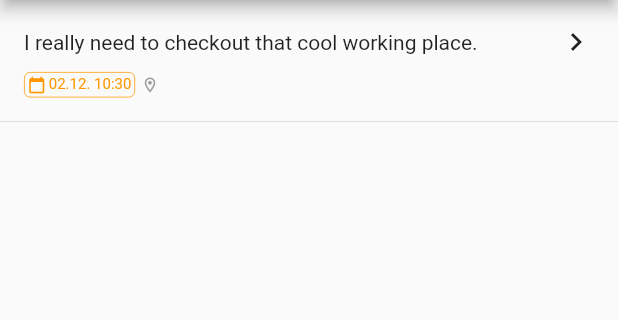
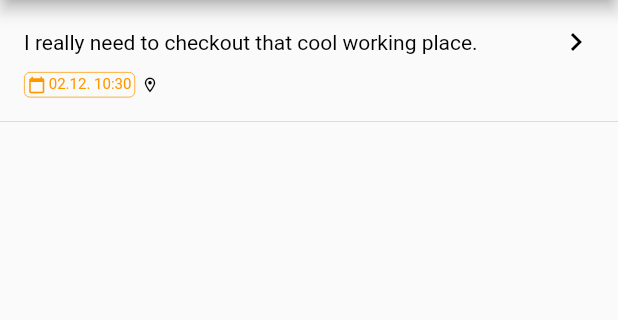
Before and after one commit to OE8CLR/flutter_todo_app, a Flutter app: the screen it shows after launch, on a phone screen of 412 x 824 dp, the part 84-404 px from its top. Run offline on Flutter 3.47's test engine with Material 2 defaults, Android fonts, the phone set to English and light mode, and no system bars; our stand-ins replace geolocator, google_maps_flutter, image_picker.

Commit message:
Update tintColor in TodoListCell

```diff
--- a/lib/Pages/ReuseableComponents/TodoListCell.dart
+++ b/lib/Pages/ReuseableComponents/TodoListCell.dart
@@ -13,14 +13,16 @@ class TodoListCell extends StatelessWidget {
 
   @override
   Widget build(BuildContext context) {
+    Color tintColor = completed ? Colors.grey : Colors.black;
+
     List<Widget> content = [];
 
-    var firstRow = _buildFirstRow();
+    var firstRow = _buildFirstRow(tintColor: tintColor);
     if (firstRow.children.isNotEmpty) {
       content.add(firstRow);
     }
 
-    var secondRow = _buildSecondRow();
+    var secondRow = _buildSecondRow(tintColor: tintColor);
     if (secondRow.children.isNotEmpty) {
       content.add(Container(
         padding: EdgeInsets.only(top: 8.0),
@@ -36,7 +38,7 @@ class TodoListCell extends StatelessWidget {
     );
   }
 
-  Row _buildFirstRow() {
+  Row _buildFirstRow({Color tintColor}) {
     List<Widget> content = [
       Flexible(
           fit: FlexFit.tight,
@@ -45,7 +47,7 @@ class TodoListCell extends StatelessWidget {
                 crossAxisAlignment: CrossAxisAlignment.start,
                 children: [
                   Container(
-                    child: Text(title),
+                    child: Text(title, style: TextStyle(color: tintColor)),
                   ),
                 ],
               )
@@ -53,7 +55,7 @@ class TodoListCell extends StatelessWidget {
       ),
       Container(
           padding: EdgeInsets.only(left: 8.0),
-          child: Icon(completed ? Icons.check : Icons.chevron_right)
+          child: Icon(completed ? Icons.check : Icons.chevron_right, color: tintColor)
       )
     ];
 
@@ -78,25 +80,30 @@ class TodoListCell extends StatelessWidget {
     );
   }
 
-  Row _buildSecondRow() {
+  Row _buildSecondRow({Color tintColor}) {
     List<Widget> content = [];
 
     if (untilDate != null) {
-      Color dateTimeColor = Colors.grey;
+      Color dateTimeTintColor = Colors.black;
 
       // Get the color depending on the difference to the current time
-      var difference = untilDate.difference(DateTime.now());
-      if (difference.inMinutes < 0) {
-        dateTimeColor = Colors.red;
-      } else if (difference.inMinutes < 1440) {
-        dateTimeColor = Colors.orange;
+      if (!completed) {
+        var difference = untilDate.difference(DateTime.now());
+        if (difference.inMinutes < 0) {
+          dateTimeTintColor = Colors.red;
+        } else if (difference.inMinutes < 1440) {
+          dateTimeTintColor = Colors.orange;
+        }
+      } else {
+        dateTimeTintColor = tintColor;
       }
 
+      // TODO: Refine dateTime element and create separate widget out of it
       content.add(
           Container(
               decoration: BoxDecoration(
                 border: Border.all(
-                  color: dateTimeColor,
+                  color: dateTimeTintColor,
                   width: 0.5,
                 ),
                 borderRadius: BorderRadius.circular(4.0),
@@ -110,12 +117,12 @@ class TodoListCell extends StatelessWidget {
                         child: Icon(
                           Icons.calendar_today,
                           size: 12.0,
-                          color: dateTimeColor,
+                          color: dateTimeTintColor,
                         ),
                       ),
                       Text(
                         DateFormat("dd.MM. kk:mm").format(untilDate),
-                        style: TextStyle(fontSize: 10.0, color: dateTimeColor),
+                        style: TextStyle(fontSize: 10.0, color: dateTimeTintColor),
                       )
                     ],
                   )
@@ -128,7 +135,7 @@ class TodoListCell extends StatelessWidget {
       content.add(
         Container(
           padding: content.isNotEmpty ? EdgeInsets.only(left: 4.0) : EdgeInsets.zero,
-          child: Icon(Icons.attach_file, size: 12.0, color: Colors.grey),
+          child: Icon(Icons.attach_file, size: 12.0, color: tintColor),
         ),
       );
     }
@@ -137,7 +144,7 @@ class TodoListCell extends StatelessWidget {
       content.add(
         Container(
           padding: content.isNotEmpty ? EdgeInsets.only(left: 4.0) : EdgeInsets.zero,
-          child: Icon(Icons.location_on_outlined, size: 12.0, color: Colors.grey),
+          child: Icon(Icons.location_on_outlined, size: 12.0, color: tintColor),
         ),
       );
     }
```
